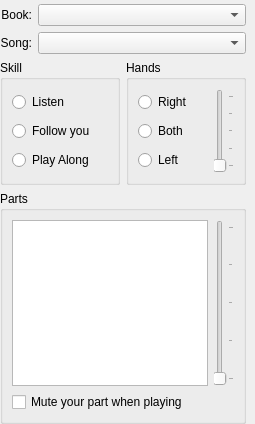
chrisballinger/PianoBooster, file PianoBooster/src/GuiSidePanel.ui: the form before one commit.
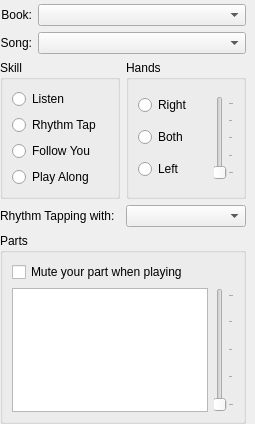
The form after the commit.

Commit message: Added rhythm tapping for beginners

```diff
--- a/PianoBooster/src/GuiSidePanel.ui
+++ b/PianoBooster/src/GuiSidePanel.ui
@@ -114,10 +114,17 @@
           </property>
          </widget>
         </item>
+         <item>
+          <widget class="QRadioButton" name="rhythmTapRadio">
+           <property name="text">
+            <string>Rhythm Tap</string>
+           </property>
+          </widget>
+         </item>
         <item>
          <widget class="QRadioButton" name="followYouRadio" >
           <property name="text" >
-           <string>Follow you</string>
+           <string>Follow You</string>
           </property>
          </widget>
         </item>
@@ -195,12 +202,43 @@
      </item>
     </layout>
    </item>
+
+
+      <item>
+       <layout class="QHBoxLayout" >
+        <item>
+         <widget class="QLabel" name="label2" >
+          <property name="text" >
+           <string>Rhythm Tapping with:</string>
+          </property>
+         </widget>
+        </item>
+        <item>
+         <widget class="QComboBox" name="rhythmTappingCombo" >
+         </widget>
+        </item>
+       </layout>
+      </item>
+
+
+
    <item>
     <widget class="QGroupBox" name="groupBox_3" >
      <property name="title" >
       <string>Parts</string>
      </property>
      <layout class="QVBoxLayout" >
+      <item>
+       <widget class="QCheckBox" name="muteYourPartCheck" >
+        <property name="toolTip" >
+         <string>Mute the currently selected part</string>
+        </property>
+        <property name="text" >
+         <string>Mute your part when playing</string>
+        </property>
+       </widget>
+      </item>
+
       <item>
        <layout class="QHBoxLayout" >
         <item>
@@ -243,16 +281,7 @@
         </item>
        </layout>
       </item>
-      <item>
-       <widget class="QCheckBox" name="muteYourPartCheck" >
-        <property name="toolTip" >
-         <string>Mute the currently selected part</string>
-        </property>
-        <property name="text" >
-         <string>Mute your part when playing</string>
-        </property>
-       </widget>
-      </item>
+
      </layout>
     </widget>
    </item>
```
Left out of the diff: 14 changed lines with no effect on the pictures. The commit also changes 18 other files.
